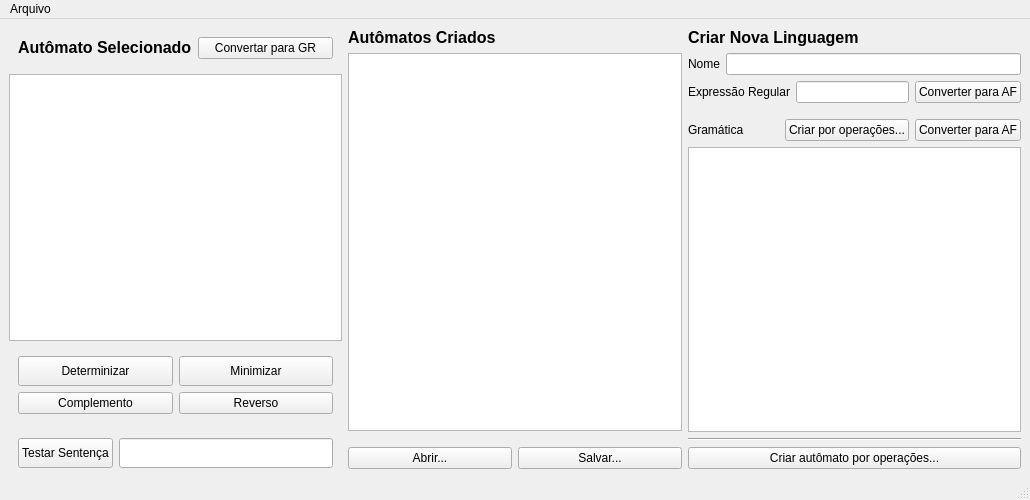
gabrielmuller/formais2, file window.ui: the form before one commit.
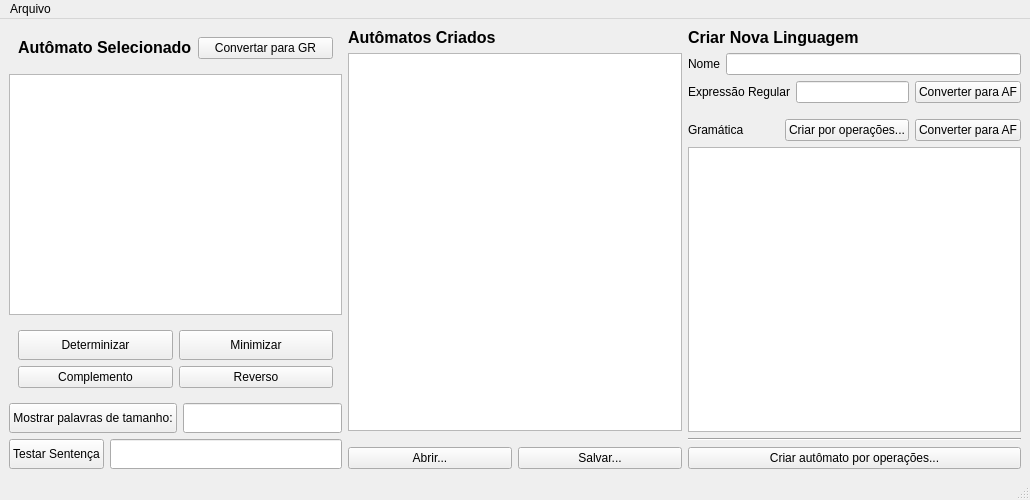
The form after the commit.

Commit message: Palavras de tamanho N GUI

```diff
--- a/window.ui
+++ b/window.ui
@@ -163,6 +163,39 @@
         </layout>
        </widget>
       </item>
+      <item>
+       <layout class="QHBoxLayout" name="horizontalLayout_2">
+        <property name="topMargin">
+         <number>0</number>
+        </property>
+        <item>
+         <widget class="QPushButton" name="words_button">
+          <property name="minimumSize">
+           <size>
+            <width>0</width>
+            <height>30</height>
+           </size>
+          </property>
+          <property name="text">
+           <string>Mostrar palavras de tamanho:</string>
+          </property>
+         </widget>
+        </item>
+        <item>
+         <widget class="QLineEdit" name="n_field">
+          <property name="minimumSize">
+           <size>
+            <width>0</width>
+            <height>30</height>
+           </size>
+          </property>
+          <property name="maxLength">
+           <number>3</number>
+          </property>
+         </widget>
+        </item>
+       </layout>
+      </item>
       <item>
        <widget class="QWidget" name="horizontalWidget_2" native="true">
         <property name="maximumSize">
@@ -178,6 +211,18 @@
          <property name="sizeConstraint">
           <enum>QLayout::SetDefaultConstraint</enum>
          </property>
+         <property name="leftMargin">
+          <number>0</number>
+         </property>
+         <property name="topMargin">
+          <number>0</number>
+         </property>
+         <property name="rightMargin">
+          <number>0</number>
+         </property>
+         <property name="bottomMargin">
+          <number>0</number>
+         </property>
          <item>
           <widget class="QPushButton" name="test_button">
            <property name="minimumSize">
```
Left out of the diff: 2 changed lines with no effect on the pictures. The commit also changes 5 other files.
